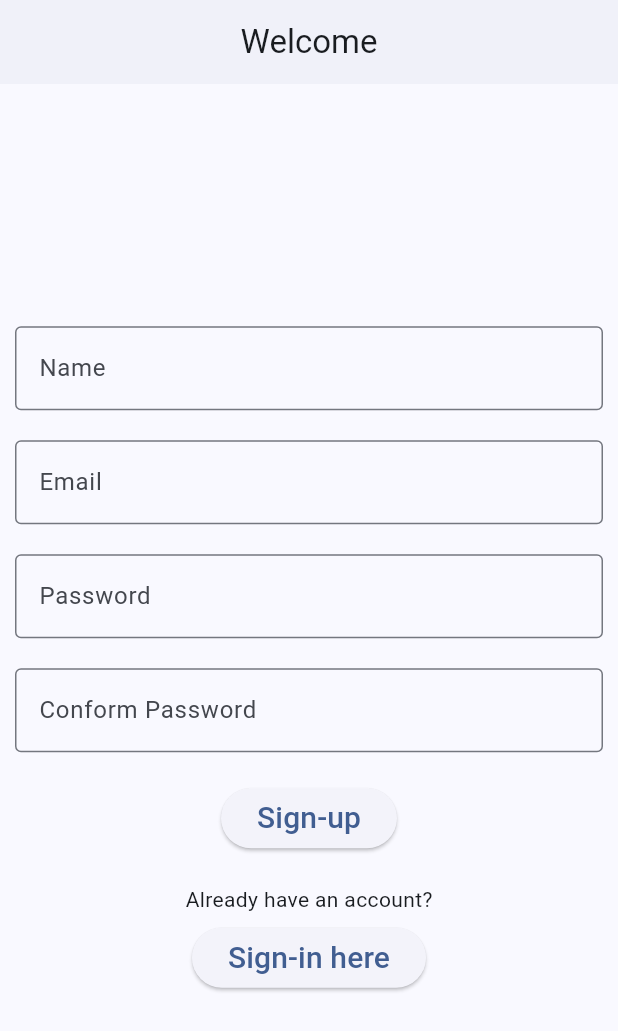
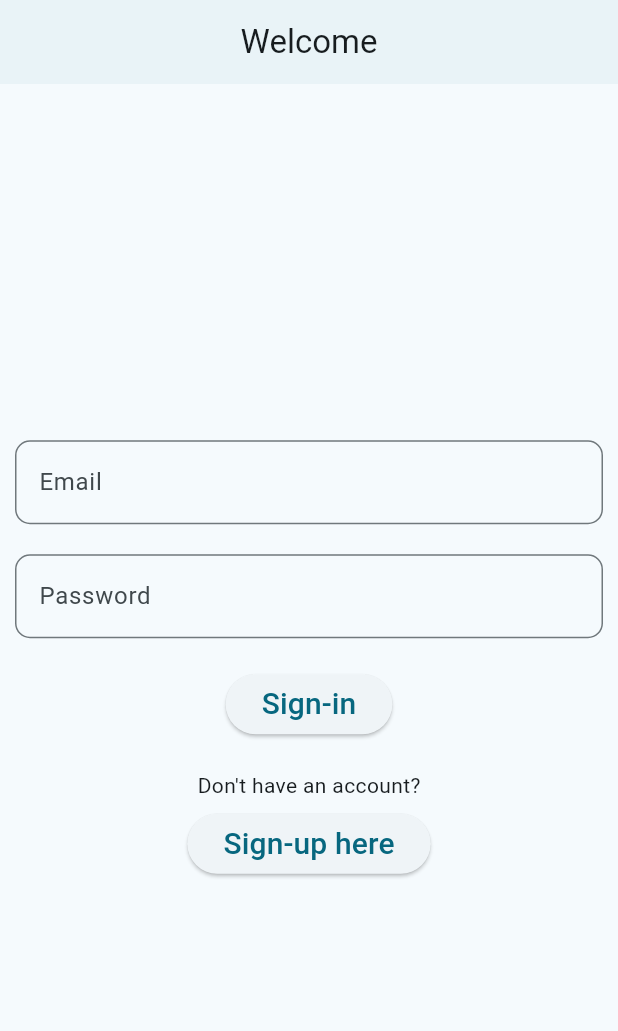
Before and after one commit to akodali9/todo_list, a Flutter app: the screen it shows after launch, on a phone screen of 412 x 824 dp. Shown: the top 1031 px of the screen. Run offline on Flutter 3.47's test engine with Material 2 defaults, Android fonts, the phone set to English and light mode, and no system bars; our stand-ins replace shared_preferences.

```diff
--- a/lib/features/auth/auth_screen.dart
+++ b/lib/features/auth/auth_screen.dart
@@ -1,8 +1,12 @@
+import 'dart:convert';
+
 import 'package:flutter/material.dart';
 import 'package:provider/provider.dart';
 import 'package:todo_list/features/auth/auth_service.dart';
+import 'package:todo_list/models/note_model.dart';
 import 'package:todo_list/models/user.dart';
 import 'package:todo_list/providers/user_provider.dart';
+import 'package:todo_list/providers/user_simple_preferences.dart';
 
 class AuthScreen extends StatefulWidget {
   const AuthScreen({super.key});
@@ -21,7 +25,7 @@ class _AuthScreenState extends State<AuthScreen> {
   String conformpasswordDummy = "";
   bool showpass = true;
   bool conformshowpass = true;
-  bool showSignup = true;
+  bool showSignup = false;
 
   final fromKey = GlobalKey<FormState>();
   bool checkpass = false;
@@ -57,7 +61,9 @@ class _AuthScreenState extends State<AuthScreen> {
                             },
                             decoration: const InputDecoration(
                               label: Text("Name"),
-                              border: OutlineInputBorder(),
+                              border: OutlineInputBorder(
+                                  borderRadius:
+                                      BorderRadius.all(Radius.circular(10.0))),
                             ),
                             controller: usernamecontroller,
                           ),
@@ -74,7 +80,9 @@ class _AuthScreenState extends State<AuthScreen> {
                             },
                             decoration: const InputDecoration(
                               label: Text("Email"),
-                              border: OutlineInputBorder(),
+                              border: OutlineInputBorder(
+                                  borderRadius:
+                                      BorderRadius.all(Radius.circular(10.0))),
                             ),
                             controller: emailcontroller,
                           ),
@@ -118,9 +126,11 @@ class _AuthScreenState extends State<AuthScreen> {
                                           });
                                         },
                                       )
-                                    : const SizedBox(),
+                                    : null,
                                 // label: const Text("Password"),
-                                border: const OutlineInputBorder(),
+                                border: const OutlineInputBorder(
+                                    borderRadius: BorderRadius.all(
+                                        Radius.circular(10.0))),
                                 labelText: "Password"),
                             controller: passwordcontroller,
                           ),
@@ -165,9 +175,11 @@ class _AuthScreenState extends State<AuthScreen> {
                                           });
                                         },
                                       )
-                                    : const SizedBox(),
+                                    : null,
                                 // label: const Text("Password"),
-                                border: const OutlineInputBorder(),
+                                border: const OutlineInputBorder(
+                                    borderRadius: BorderRadius.all(
+                                        Radius.circular(10.0))),
                                 labelText: "Conform Password"),
                             controller: conformpasswordcontroller,
                           ),
@@ -245,7 +257,9 @@ class _AuthScreenState extends State<AuthScreen> {
                             },
                             decoration: const InputDecoration(
                               label: Text("Email"),
-                              border: OutlineInputBorder(),
+                              border: OutlineInputBorder(
+                                  borderRadius:
+                                      BorderRadius.all(Radius.circular(10.0))),
                             ),
                             controller: emailcontroller,
                           ),
@@ -284,9 +298,11 @@ class _AuthScreenState extends State<AuthScreen> {
                                           });
                                         },
                                       )
-                                    : const SizedBox(),
+                                    : null,
                                 // label: const Text("Password"),
-                                border: const OutlineInputBorder(),
+                                border: const OutlineInputBorder(
+                                    borderRadius: BorderRadius.all(
+                                        Radius.circular(10.0))),
                                 labelText: "Password"),
                             controller: passwordcontroller,
                           ),
@@ -315,6 +331,25 @@ class _AuthScreenState extends State<AuthScreen> {
                                   await Provider.of<UserProvider>(context,
                                           listen: false)
                                       .updatetoken(response['token']);
+                                }
+                                if (context.mounted) {
+                                  List<dynamic> notes =
+                                      response['user']['notes'];
+
+                                  if (notes.isNotEmpty) {
+                                    for (var item in notes) {
+                                      item = json.decode(item);
+                                      if (item is Map<String, dynamic>) {
+                                        userCred.notes
+                                            .add(NoteModel.fromMap(item));
+                                      }
+                                    }
+                                  }
+
+                                  userCred.username =
+                                      response['user']['username'];
+
+                                  userCred.saveToSharedPreferences();
                                 }
                               }
                             },
--- a/lib/features/auth/auth_service.dart
+++ b/lib/features/auth/auth_service.dart
@@ -72,7 +72,7 @@ class AuthService {
           body: json.encode(data), headers: headers);
       final responsejson = json.decode(response.body);
       if (response.statusCode == 200) {
-        print('response body: $responsejson + ${response.statusCode}');
+        // print('response body: $responsejson + ${response.statusCode}');
         return responsejson;
       } else if (response.statusCode == 401) {
         if (context.mounted) {
@@ -82,10 +82,10 @@ class AuthService {
                   AlertCustom(errorMessage: responsejson['message']));
         }
       } else {
-        print("message: ${response.body}+ ${response.statusCode}");
+        // print("message: ${response.body}+ ${response.statusCode}");
       }
     } catch (e) {
-      print("error: $e");
+      // print("error: $e");
     }
   }
 }
--- a/lib/providers/global_variables.dart
+++ b/lib/providers/global_variables.dart
@@ -1 +1 @@
-String localuri = "http://172.18.209.152:3000";
+String localuri = "http://172.18.211.75:3000";
--- a/lib/providers/user_simple_preferences.dart
+++ b/lib/providers/user_simple_preferences.dart
@@ -27,13 +27,10 @@ class UserSimplePreferences {
   static Future loadUserToken() async {
     SharedPreferences userPrefs = await UserSimplePreferences.init();
     return userPrefs.getString(usertokenkey);
-
   }
 
   static Future deleteUserToken() async {
     SharedPreferences userPrefs = await UserSimplePreferences.init();
     return userPrefs.remove(usertokenkey);
-
   }
-
 }
```
Also changed, not shown: lib/components/navigation.dart (+6 -1 lines), lib/features/search/search.dart (+4 -4 lines), lib/features/tasks/note_edit_area.dart (+62 -3 lines), lib/features/tasks/tasks.dart (+13 -35 lines), lib/main.dart (+27 -4 lines), lib/models/note_model.dart (+23 -0 lines), lib/models/user.dart (+34 -1 lines), 2 other files.
